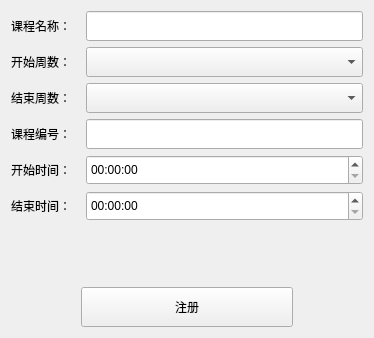
Qt form UI/ui_course_add.ui (UESTC-ICT401/Attendance) before a commit.
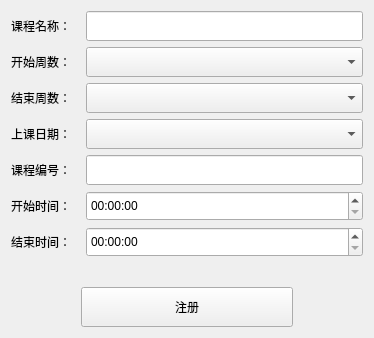
The same form after that commit.

Commit message: 修改内容：ui课程注册添加  星期 选项 问题描述：无

The edit to the form file:
```diff
--- a/UI/ui_course_add.ui
+++ b/UI/ui_course_add.ui
@@ -23,7 +23,7 @@
    <item>
     <layout class="QHBoxLayout" name="horizontalLayout" stretch="1,4">
      <item>
-      <layout class="QVBoxLayout" name="verticalLayout" stretch="1,1,1,1,1,0">
+      <layout class="QVBoxLayout" name="verticalLayout" stretch="1,1,1,0,1,1,0">
        <item>
         <widget class="QLabel" name="label_3">
          <property name="minimumSize">
@@ -63,6 +63,19 @@
          </property>
         </widget>
        </item>
+       <item>
+        <widget class="QLabel" name="label_2">
+         <property name="minimumSize">
+          <size>
+           <width>0</width>
+           <height>30</height>
+          </size>
+         </property>
+         <property name="text">
+          <string>上课日期：</string>
+         </property>
+        </widget>
+       </item>
        <item>
         <widget class="QLabel" name="label_9">
          <property name="minimumSize">
@@ -142,6 +155,16 @@
          </property>
         </widget>
        </item>
+       <item>
+        <widget class="QComboBox" name="comboBox_weekDate">
+         <property name="minimumSize">
+          <size>
+           <width>0</width>
+           <height>30</height>
+          </size>
+         </property>
+        </widget>
+       </item>
        <item>
         <widget class="QLineEdit" name="lineEdit_course_id">
          <property name="minimumSize">
```
The commit also changes 2 other files.
